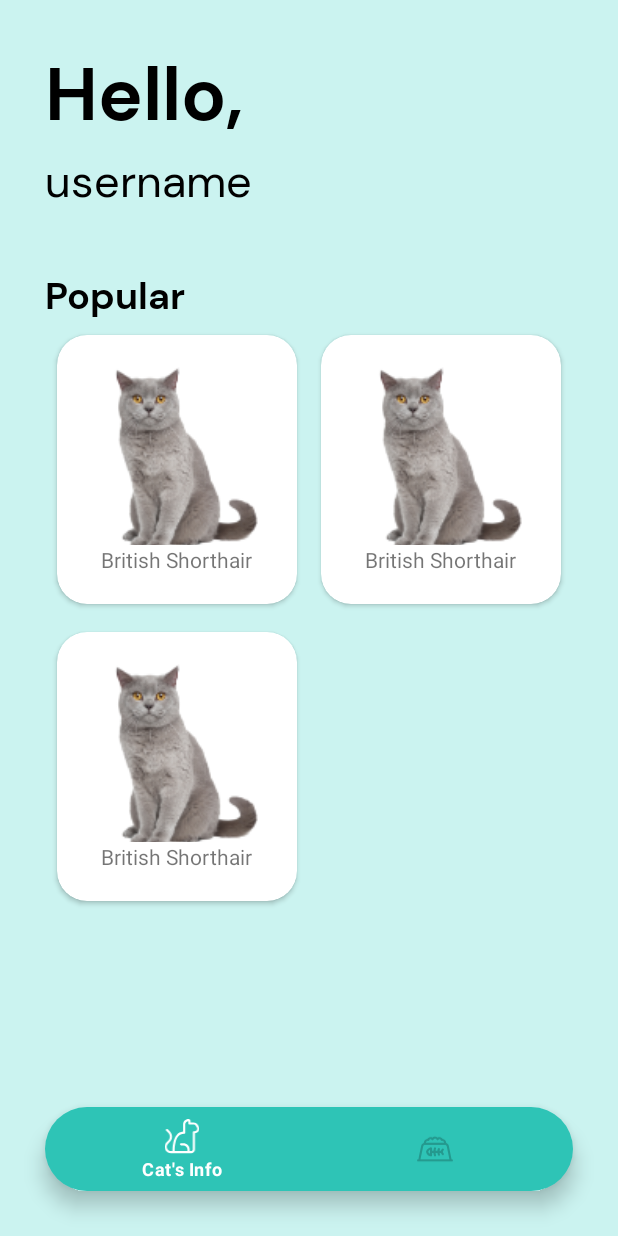
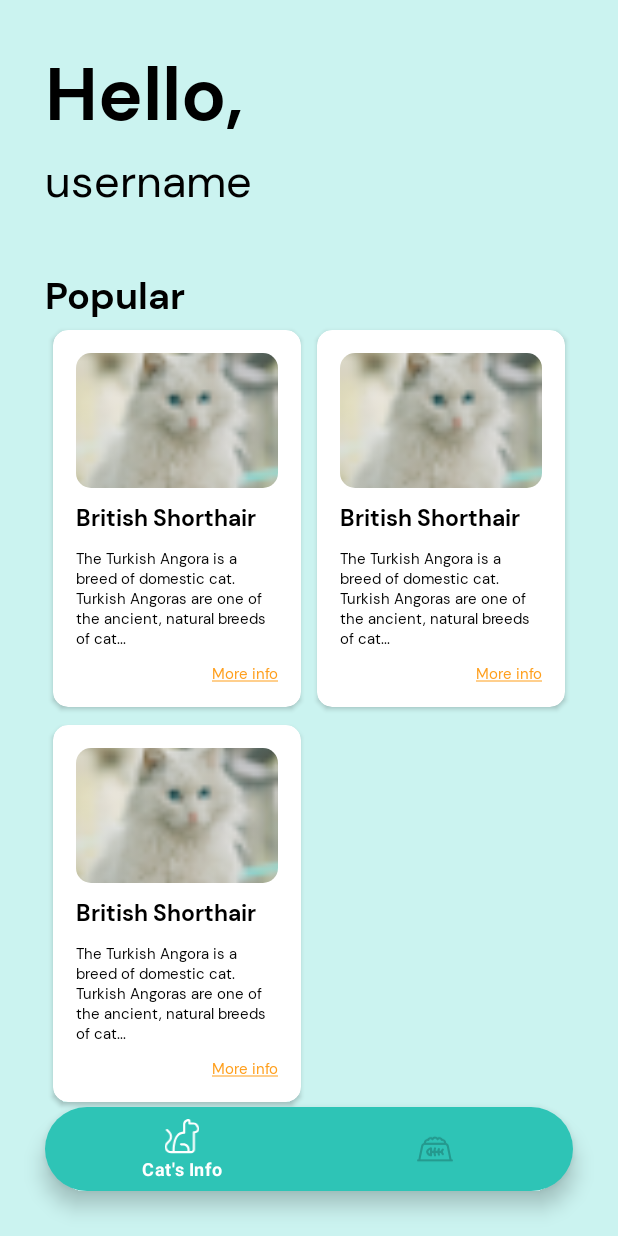
Before and after one commit to kucingapi/kucingin, an Android app: the screen it shows after launch (MainActivity), on a phone screen of 412 x 824 dp. Run offline under Robolectric (Android 15) with nearby library versions, the phone set to English and light mode, and no system bars; our stand-ins replace navigation-ui.

Commit message:
[FIX] slicing card view

```diff
--- a/app/src/main/res/layout/card_item.xml
+++ b/app/src/main/res/layout/card_item.xml
@@ -2,7 +2,7 @@
 <androidx.cardview.widget.CardView
         android:layout_width="match_parent"
         android:layout_height="wrap_content" xmlns:app="http://schemas.android.com/apk/res-auto"
-        app:cardCornerRadius="20dp"
+        app:cardCornerRadius="10dp"
         app:cardBackgroundColor="@color/white"
         app:cardPreventCornerOverlap="true"
         app:cardUseCompatPadding="true"
@@ -12,21 +12,52 @@
             android:layout_width="match_parent"
             android:layout_height="match_parent"
             android:orientation="vertical"
-            android:gravity="center"
-            android:padding="20dp"
+            android:padding="15dp"
     >
-        <ImageView
+        <androidx.cardview.widget.CardView
                 android:layout_width="match_parent"
-                android:layout_height="120dp"
-                android:scaleType="centerCrop"
-                android:adjustViewBounds="true"
-                android:src="@drawable/british_short_hair"
-        />
+                android:layout_height="wrap_content"
+                app:cardCornerRadius="10dp"
+                app:cardElevation="0dp"
+        >
+            <ImageView
+                    android:layout_width="match_parent"
+                    android:layout_height="90dp"
+                    android:scaleType="centerCrop"
+                    android:adjustViewBounds="true"
+                    android:src="@drawable/cat_angora"
+            />
+        </androidx.cardview.widget.CardView>
         <TextView
                 android:id="@+id/textView"
                 android:layout_width="wrap_content"
                 android:layout_height="wrap_content"
-                android:text="test"/>
+                android:layout_marginVertical="10dp"
+                android:text="test"
+                android:textSize="15dp"
+                android:textColor="@color/black"
+                android:fontFamily="@font/dmsans_bold"
+        />
+        <TextView
+                android:id="@+id/card_description"
+                android:layout_width="wrap_content"
+                android:layout_height="wrap_content"
+                android:layout_marginBottom="10dp"
+                android:text="The Turkish Angora is a breed of domestic cat. Turkish Angoras are one of the ancient, natural breeds of cat..."
+                android:textSize="10dp"
+                android:textColor="@color/black"
+                android:fontFamily="@font/dmsans_regular"
+        />
+        <TextView
+                android:id="@+id/card_more_info"
+                android:layout_width="match_parent"
+                android:layout_height="wrap_content"
+                android:text="@string/card_link"
+                android:textSize="10dp"
+                android:textAlignment="textEnd"
+                android:textColor="@color/secondary"
+                android:fontFamily="@font/dmsans_regular"
+        />
 
     </LinearLayout>
 </androidx.cardview.widget.CardView>
--- a/app/src/main/res/values/strings.xml
+++ b/app/src/main/res/values/strings.xml
@@ -5,4 +5,5 @@
     <string name="title_notifications">Notifications</string>
     <string name="cat">Cat\'s Info</string>
     <string name="cat_food">Cat\'s Foods</string>
+    <string name="card_link"><u>More info</u></string>
 </resources>
```
Also changed, not shown: app/src/main/res/drawable-xxxhdpi/cat_angora.png (added), app/src/main/res/drawable-xxxhdpi/cat_persian.png (added), app/src/main/res/drawable-xxxhdpi/cat_shorthair.png (added), app/src/main/res/drawable-xxxhdpi/cat_sphynx.png (added).
